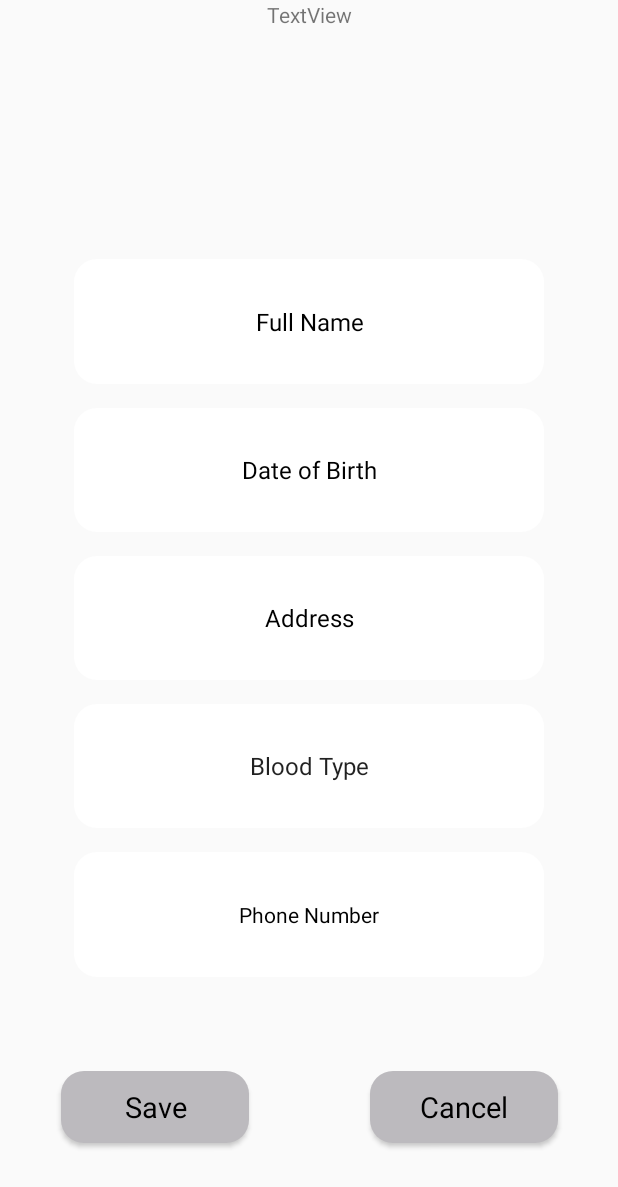
After one commit to bryantanuwidjaja/HereHeroEmergency, an Android app: the AccountActivity screen opened directly, with no data from a screen before it, on a phone screen of 412 x 824 dp. The commit adds this screen. Shown: the top 1187 px of the screen. Run offline under Robolectric (Android 15) with nearby library versions, the phone set to English and light mode, and no system bars.

Commit message:
Functional Account Activity
Add Shared Preference, Datepicker and Bloodtype spinner.

```diff
--- a/app/src/main/AndroidManifest.xml
+++ b/app/src/main/AndroidManifest.xml
@@ -17,7 +17,8 @@
             </intent-filter>
         </activity>
         <activity android:name=".RequestActivity" />
-        <activity android:name=".InformationActivity"></activity>
+        <activity android:name=".InformationActivity" />
+        <activity android:name=".AccountActivity"></activity>
     </application>
 
 </manifest>
--- /dev/null
+++ b/app/src/main/java/com/example/bryan/hereheroemergency/AccountActivity.java
@@ -0,0 +1,160 @@
+package com.example.bryan.hereheroemergency;
+
+import android.app.DatePickerDialog;
+import android.content.Context;
+import android.content.Intent;
+import android.content.SharedPreferences;
+import android.graphics.Color;
+import android.graphics.drawable.ColorDrawable;
+import android.preference.PreferenceManager;
+import android.support.v7.app.AppCompatActivity;
+import android.os.Bundle;
+import android.util.Log;
+import android.view.View;
+import android.widget.AdapterView;
+import android.widget.ArrayAdapter;
+import android.widget.Button;
+import android.widget.DatePicker;
+import android.widget.EditText;
+import android.widget.Spinner;
+import android.widget.TextView;
+import android.widget.Toast;
+
+import java.util.Calendar;
+
+
+public class AccountActivity extends AppCompatActivity implements AdapterView.OnItemSelectedListener {
+    private static final String TAG = "AccountActivity";
+
+    String nameDB;
+    String dateDB;
+    String addressDB;
+    int phoneDB;
+    EditText editText_name;
+    EditText editText_address;
+    EditText editText_phone;
+
+
+    TextView textView_DiplayDate;
+    DatePickerDialog.OnDateSetListener mDateSetListener;
+
+
+    @Override
+    protected void onCreate(Bundle savedInstanceState) {
+        super.onCreate(savedInstanceState);
+        setContentView(R.layout.activity_account);
+
+        textView_DiplayDate = (TextView) findViewById(R.id.datepicker_TextView);
+
+        editText_name = findViewById(R.id.name_EditText);
+        editText_address = findViewById(R.id.address_EditText);
+        editText_phone = findViewById(R.id.phone_EditText);
+        Button cancelButton = findViewById(R.id.cancel_Button);
+        Button saveButton = findViewById(R.id.save_Button);
+
+
+        final Spinner spinner = findViewById(R.id.bloodtype_Spinner);
+        ArrayAdapter<CharSequence> adapter = ArrayAdapter.createFromResource(this, R.array.bloodtype, android.R.layout.simple_spinner_item);
+        adapter.setDropDownViewResource(android.R.layout.simple_spinner_dropdown_item);
+        spinner.setAdapter(adapter);
+        spinner.setOnItemSelectedListener(this);
+
+
+        //SharedPref Load Item.
+        SharedPreferences prefs = getSharedPreferences("mydata",MODE_PRIVATE);
+        String nameDBdefault = prefs.getString("Full Name","");
+        editText_name.setText(nameDBdefault);
+        String dateDBdefault = prefs.getString("Date of Birth","Date of Birth");
+        textView_DiplayDate.setText(dateDBdefault);
+        String addressDBdefault = prefs.getString("Address","");
+        editText_address.setText(addressDBdefault);
+        spinner.setSelection(prefs.getInt("spinnerSelection",0));
+        int phoneDBdefault = prefs.getInt("Phone Number",0);
+        int container = (prefs.getInt("Phone Number",0));
+        Log.d(TAG, "container : " + container);
+        if(container == 0){
+            editText_phone.setText("");
+        }
+        else{
+            editText_phone.setText(Integer.toString(container));
+        }
+
+
+        cancelButton.setOnClickListener(new View.OnClickListener() {
+            @Override
+            public void onClick(View v) {
+                Intent intent = new Intent(getApplicationContext(), MainActivity.class);
+                startActivity(intent);
+            }
+
+        });
+
+        saveButton.setOnClickListener(new View.OnClickListener() {
+            @Override
+            public void onClick(View v) {
+                nameDB = editText_name.getText().toString();
+                dateDB = textView_DiplayDate.getText().toString();
+                addressDB = editText_address.getText().toString();
+                int selectedPosition = spinner.getSelectedItemPosition();
+                phoneDB = Integer.parseInt(editText_phone.getText().toString());
+
+                SharedPreferences prefs = getSharedPreferences("mydata",MODE_PRIVATE);
+                SharedPreferences.Editor editor = prefs.edit();
+
+                editor.putString("Full Name",nameDB);
+                editor.putString("Date of Birth",dateDB);
+                editor.putString("Address",addressDB);
+                editor.putInt("spinnerSelection", selectedPosition);
+                editor.putInt("Phone Number", phoneDB);
+                editor.apply();
+                Toast.makeText(AccountActivity.this, "Data Saved", Toast.LENGTH_SHORT).show();
+                Intent intent = new Intent(getApplicationContext(), MainActivity.class);
+                startActivity(intent);
+
+
+            }
+        });
+
+        textView_DiplayDate.setOnClickListener(new View.OnClickListener() {
+            @Override
+            public void onClick(View v) {
+                Calendar cal = Calendar.getInstance();
+                int year = cal.get(Calendar.YEAR);
+                int month = cal.get(Calendar.MONTH);
+                int day = cal.get(Calendar.DAY_OF_MONTH);
+
+                DatePickerDialog dialog = new DatePickerDialog(
+                        AccountActivity.this,
+                        android.R.style.Theme_Holo_Light_Dialog_MinWidth,
+                        mDateSetListener,
+                        year,month,day);
+                dialog.getWindow().setBackgroundDrawable(new ColorDrawable(Color.TRANSPARENT));
+                dialog.show();
+
+
+
+            }
+        });
+
+        mDateSetListener= new DatePickerDialog.OnDateSetListener() {
+            @Override
+            public void onDateSet(DatePicker view, int year, int month, int dayOfMonth) {
+                Log.d(TAG, "onDateSet: date: "+year +"/" +month +"/" +dayOfMonth);
+
+                String date = dayOfMonth + "/" + month + "/" +year;
+                textView_DiplayDate.setText(date);
+            }
+        };
+
+    }
+
+    @Override
+    public void onItemSelected(AdapterView<?> parent, View view, int position, long id) {
+
+    }
+
+    @Override
+    public void onNothingSelected(AdapterView<?> parent) {
+
+    }
+}
--- a/app/src/main/java/com/example/bryan/hereheroemergency/MainActivity.java
+++ b/app/src/main/java/com/example/bryan/hereheroemergency/MainActivity.java
@@ -17,6 +17,7 @@ public class MainActivity extends AppCompatActivity {
 
         final Button panicButton = findViewById(R.id.panic_button);
         final Button infoButton = findViewById(R.id.info_button);
+        final Button accountButton = findViewById(R.id.account_Button);
 
         panicButton.setOnClickListener(new View.OnClickListener() {
             @Override
@@ -37,5 +38,15 @@ public class MainActivity extends AppCompatActivity {
 
         });
 
+        accountButton.setOnClickListener(new View.OnClickListener() {
+            @Override
+            public void onClick(View v) {
+                Intent intent = new Intent(getApplicationContext(), AccountActivity.class);
+                startActivity(intent);
+            }
+
+
+        });
+
     }
 }
--- /dev/null
+++ b/app/src/main/res/drawable-v24/edge_shape.xml
@@ -0,0 +1,10 @@
+<?xml version="1.0" encoding="utf-8"?>
+<shape xmlns:android="http://schemas.android.com/apk/res/android">
+    <solid android:color="#ffffff" />
+    <corners
+        android:bottomRightRadius="15dp"
+        android:bottomLeftRadius="15dp"
+        android:topRightRadius="15dp"
+        android:topLeftRadius="15dp" />
+
+</shape>
--- /dev/null
+++ b/app/src/main/res/layout/activity_account.xml
@@ -0,0 +1,233 @@
+<?xml version="1.0" encoding="utf-8"?>
+<android.support.constraint.ConstraintLayout xmlns:android="http://schemas.android.com/apk/res/android"
+    xmlns:app="http://schemas.android.com/apk/res-auto"
+    xmlns:tools="http://schemas.android.com/tools"
+    android:layout_width="match_parent"
+    android:layout_height="match_parent"
+    tools:context=".AccountActivity">
+
+    <EditText
+        android:id="@+id/name_EditText"
+        android:layout_width="0dp"
+        android:layout_height="0dp"
+        android:layout_marginBottom="8dp"
+        android:layout_marginEnd="8dp"
+        android:layout_marginStart="8dp"
+        android:layout_marginTop="8dp"
+        android:background="@drawable/edge_shape"
+        android:ems="10"
+        android:hint="Full Name"
+        android:textAlignment="center"
+        android:textColorHint="#000000"
+        android:textSize="16sp"
+        app:layout_constraintBottom_toTopOf="@+id/guideline21"
+        app:layout_constraintEnd_toStartOf="@+id/guideline20"
+        app:layout_constraintStart_toStartOf="@+id/guideline19"
+        app:layout_constraintTop_toTopOf="@+id/guideline17" />
+
+    <TextView
+        android:id="@+id/datepicker_TextView"
+        android:layout_width="0dp"
+        android:layout_height="0dp"
+        android:layout_marginBottom="8dp"
+        android:layout_marginEnd="8dp"
+        android:layout_marginStart="8dp"
+        android:layout_marginTop="8dp"
+        android:background="@drawable/edge_shape"
+        android:text="Date of Birth"
+        android:textAlignment="center"
+        android:gravity="center"
+        android:textColor="#000000"
+        android:textSize="16sp"
+        app:layout_constraintBottom_toTopOf="@+id/guideline22"
+        app:layout_constraintEnd_toStartOf="@+id/guideline20"
+        app:layout_constraintStart_toStartOf="@+id/guideline19"
+        app:layout_constraintTop_toTopOf="@+id/guideline21" />
+
+    <EditText
+        android:id="@+id/address_EditText"
+        android:layout_width="0dp"
+        android:layout_height="0dp"
+        android:layout_marginBottom="8dp"
+        android:layout_marginEnd="8dp"
+        android:layout_marginStart="8dp"
+        android:layout_marginTop="8dp"
+        android:background="@drawable/edge_shape"
+        android:ems="10"
+        android:hint="Address"
+        android:maxLength="20"
+        android:textAlignment="center"
+        android:textColorHint="#000000"
+        android:textSize="16sp"
+        app:layout_constraintBottom_toTopOf="@+id/guideline23"
+        app:layout_constraintEnd_toStartOf="@+id/guideline20"
+        app:layout_constraintHorizontal_bias="1.0"
+        app:layout_constraintStart_toStartOf="@+id/guideline19"
+        app:layout_constraintTop_toTopOf="@+id/guideline22"
+        app:layout_constraintVertical_bias="0.0" />
+
+    <EditText
+        android:id="@+id/phone_EditText"
+        android:layout_width="0dp"
+        android:layout_height="0dp"
+        android:layout_marginBottom="8dp"
+        android:layout_marginEnd="8dp"
+        android:layout_marginStart="8dp"
+        android:layout_marginTop="8dp"
+        android:background="@drawable/edge_shape"
+        android:ems="10"
+        android:hint="Phone Number"
+        android:inputType="number"
+        android:maxLength="20"
+        android:textAlignment="center"
+        android:textColorHint="#000000"
+        android:textSize="14sp"
+        app:layout_constraintBottom_toTopOf="@+id/guideline26"
+        app:layout_constraintEnd_toStartOf="@+id/guideline20"
+        app:layout_constraintStart_toStartOf="@+id/guideline19"
+        app:layout_constraintTop_toTopOf="@+id/guideline25" />
+
+    <Button
+        android:id="@+id/save_Button"
+        android:layout_width="125dp"
+        android:layout_height="wrap_content"
+        android:layout_marginBottom="8dp"
+        android:layout_marginEnd="8dp"
+        android:layout_marginStart="8dp"
+        android:background="@drawable/edge_shape"
+        android:backgroundTint="@color/colorButton"
+        android:fontFamily="sans-serif"
+        android:text="Save"
+        android:textAllCaps="false"
+        android:textColor="@color/colorBlack"
+        android:textSize="19sp"
+
+        app:layout_constraintBottom_toBottomOf="parent"
+        app:layout_constraintEnd_toStartOf="@+id/guideline27"
+        app:layout_constraintStart_toStartOf="parent"
+        app:layout_constraintTop_toTopOf="@+id/guideline26" />
+
+    <Button
+        android:id="@+id/cancel_Button"
+        android:layout_width="125dp"
+        android:layout_height="wrap_content"
+        android:layout_marginBottom="8dp"
+        android:layout_marginEnd="8dp"
+        android:layout_marginStart="8dp"
+        android:background="@drawable/edge_shape"
+        android:backgroundTint="@color/colorButton"
+        android:fontFamily="sans-serif"
+        android:text="Cancel"
+        android:textAllCaps="false"
+        android:textColor="@color/colorBlack"
+        android:textSize="19sp"
+        app:layout_constraintBottom_toBottomOf="parent"
+        app:layout_constraintEnd_toEndOf="parent"
+        app:layout_constraintStart_toStartOf="@+id/guideline27"
+        app:layout_constraintTop_toTopOf="@+id/guideline26" />
+
+    <Spinner
+        android:id="@+id/bloodtype_Spinner"
+        android:layout_width="0dp"
+        android:layout_height="0dp"
+        android:layout_marginBottom="8dp"
+        android:layout_marginEnd="8dp"
+        android:layout_marginStart="8dp"
+        android:layout_marginTop="8dp"
+        android:background="@drawable/edge_shape"
+        android:fontFamily="sans-serif"
+        android:textAlignment="center"
+        android:textSize="19sp"
+        app:layout_constraintBottom_toTopOf="@+id/guideline25"
+        app:layout_constraintEnd_toStartOf="@+id/guideline20"
+        app:layout_constraintHorizontal_bias="1.0"
+        app:layout_constraintStart_toStartOf="@+id/guideline19"
+        app:layout_constraintTop_toTopOf="@+id/guideline23" />
+
+
+    <android.support.constraint.Guideline
+        android:id="@+id/guideline17"
+        android:layout_width="wrap_content"
+        android:layout_height="wrap_content"
+        android:orientation="horizontal"
+        app:layout_constraintGuide_begin="0dp"
+        app:layout_constraintGuide_percent="0.2" />
+
+    <android.support.constraint.Guideline
+        android:id="@+id/guideline19"
+        android:layout_width="wrap_content"
+        android:layout_height="wrap_content"
+        android:orientation="vertical"
+        app:layout_constraintGuide_percent="0.1" />
+
+    <android.support.constraint.Guideline
+        android:id="@+id/guideline20"
+        android:layout_width="wrap_content"
+        android:layout_height="wrap_content"
+        android:orientation="vertical"
+        app:layout_constraintGuide_percent="0.9" />
+
+    <android.support.constraint.Guideline
+        android:id="@+id/guideline21"
+        android:layout_width="wrap_content"
+        android:layout_height="wrap_content"
+        android:orientation="horizontal"
+        app:layout_constraintGuide_percent="0.32" />
+
+    <android.support.constraint.Guideline
+        android:id="@+id/guideline22"
+        android:layout_width="wrap_content"
+        android:layout_height="wrap_content"
+        android:orientation="horizontal"
+        app:layout_constraintGuide_percent="0.44" />
+
+    <android.support.constraint.Guideline
+        android:id="@+id/guideline23"
+        android:layout_width="wrap_content"
+        android:layout_height="wrap_content"
+        android:orientation="horizontal"
+        app:layout_constraintGuide_begin="360dp"
+        app:layout_constraintGuide_percent="0.56" />
+
+    <android.support.constraint.Guideline
+        android:id="@+id/guideline24"
+        android:layout_width="wrap_content"
+        android:layout_height="wrap_content"
+        android:orientation="horizontal"
+        app:layout_constraintGuide_begin="556dp" />
+
+    <android.support.constraint.Guideline
+        android:id="@+id/guideline25"
+        android:layout_width="wrap_content"
+        android:layout_height="wrap_content"
+        android:orientation="horizontal"
+        app:layout_constraintGuide_percent="0.68" />
+
+    <android.support.constraint.Guideline
+        android:id="@+id/guideline26"
+        android:layout_width="wrap_content"
+        android:layout_height="wrap_content"
+        android:orientation="horizontal"
+        app:layout_constraintGuide_percent="0.8" />
+
+    <android.support.constraint.Guideline
+        android:id="@+id/guideline27"
+        android:layout_width="wrap_content"
+        android:layout_height="wrap_content"
+        android:orientation="vertical"
+        app:layout_constraintGuide_begin="0dp"
+        app:layout_constraintGuide_percent="0.5" />
+
+    <TextView
+        android:id="@+id/textView5"
+        android:layout_width="wrap_content"
+        android:layout_height="wrap_content"
+        android:layout_marginEnd="8dp"
+        android:layout_marginStart="8dp"
+        android:text="TextView"
+        app:layout_constraintEnd_toStartOf="@+id/guideline20"
+        app:layout_constraintStart_toStartOf="@+id/guideline19"
+        tools:layout_editor_absoluteY="16dp" />
+
+
+</android.support.constraint.ConstraintLayout>
--- a/app/src/main/res/layout/activity_main.xml
+++ b/app/src/main/res/layout/activity_main.xml
@@ -57,7 +57,7 @@
         app:layout_constraintGuide_percent="0.40" />
 
     <Button
-        android:id="@+id/profile"
+        android:id="@+id/account_Button"
         android:layout_width="0dp"
         android:layout_height="0dp"
         android:background="@drawable/ic_person"
--- a/app/src/main/res/values/colors.xml
+++ b/app/src/main/res/values/colors.xml
@@ -6,4 +6,5 @@
     <color name="colorBackground">#CE2029</color>
     <color name="colorBlack">#000000</color>
     <color name="colorRed">#CE2029</color>
+    <color name="colorButton">#BCBABE</color>
 </resources>
--- a/app/src/main/res/values/strings.xml
+++ b/app/src/main/res/values/strings.xml
@@ -4,4 +4,18 @@
     <string name="Request2">Processing your Request</string>
     <string name="Request3">for General Information</string>
     <string name="clickhere">Click Here</string>
+
+    <string-array name="bloodtype">
+        <item>Blood Type</item>
+        <item>A+</item>
+        <item>A-</item>
+        <item>B+</item>
+        <item>B-</item>
+        <item>AB+</item>
+        <item>AB-</item>
+        <item>O+</item>
+        <item>O-</item>
+    </string-array>
+
+
 </resources>
```
